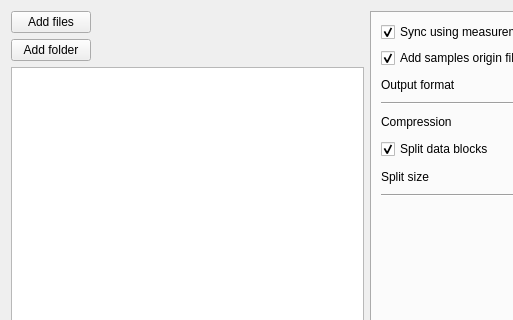
Above: asammdf/gui/ui/batch_widget.ui from danielhrisca/asammdf before the change; both pictures show x 0 to 513 and y 0 to 320 of the 707 by 779 pixel window. Below: the same form after it.
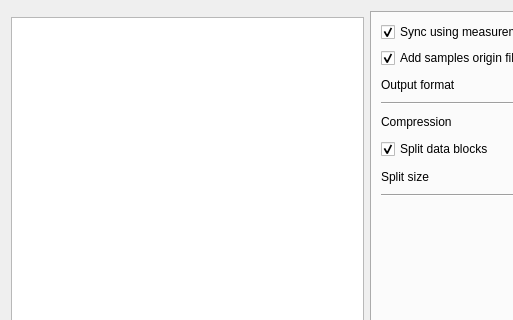
That is the form after the change. The open tabs and pages were chosen to show the change. Icons and pictures are not drawn. Custom widgets are drawn as their Qt base class.

Commit message: add open_folder menu action

Patch:
```diff
--- a/asammdf/gui/ui/batch_widget.ui
+++ b/asammdf/gui/ui/batch_widget.ui
@@ -13,25 +13,17 @@
   <property name="windowTitle">
    <string>Form</string>
   </property>
-  <layout class="QGridLayout" name="gridLayout_9" columnstretch="0,1,0">
-   <item row="0" column="0">
-    <widget class="QPushButton" name="add_files_btn">
-     <property name="text">
-      <string>Add files</string>
-     </property>
-     <property name="icon">
-      <iconset resource="resource.qrc">
-       <normaloff>:/file.png</normaloff>:/file.png</iconset>
-     </property>
-    </widget>
+  <layout class="QGridLayout" name="gridLayout_9" columnstretch="1,0,0" columnminimumwidth="0,0,0">
+   <item row="1" column="0" colspan="2">
+    <widget class="ListWidget" name="files_list"/>
    </item>
-   <item row="0" column="2" rowspan="3">
+   <item row="0" column="2" rowspan="2">
     <widget class="QTabWidget" name="aspects">
      <property name="tabPosition">
       <enum>QTabWidget::East</enum>
      </property>
      <property name="currentIndex">
-      <number>2</number>
+      <number>0</number>
      </property>
      <property name="documentMode">
       <bool>false</bool>
@@ -1031,33 +1023,6 @@
      </widget>
     </widget>
    </item>
-   <item row="1" column="0">
-    <widget class="QPushButton" name="add_folder_btn">
-     <property name="text">
-      <string>Add folder</string>
-     </property>
-     <property name="icon">
-      <iconset resource="resource.qrc">
-       <normaloff>:/open.png</normaloff>:/open.png</iconset>
-     </property>
-    </widget>
-   </item>
-   <item row="1" column="1">
-    <spacer name="horizontalSpacer">
-     <property name="orientation">
-      <enum>Qt::Horizontal</enum>
-     </property>
-     <property name="sizeHint" stdset="0">
-      <size>
-       <width>218</width>
-       <height>20</height>
-      </size>
-     </property>
-    </spacer>
-   </item>
-   <item row="2" column="0" colspan="2">
-    <widget class="ListWidget" name="files_list"/>
-   </item>
   </layout>
  </widget>
  <customwidgets>
```
The commit also changes 2 other files.
